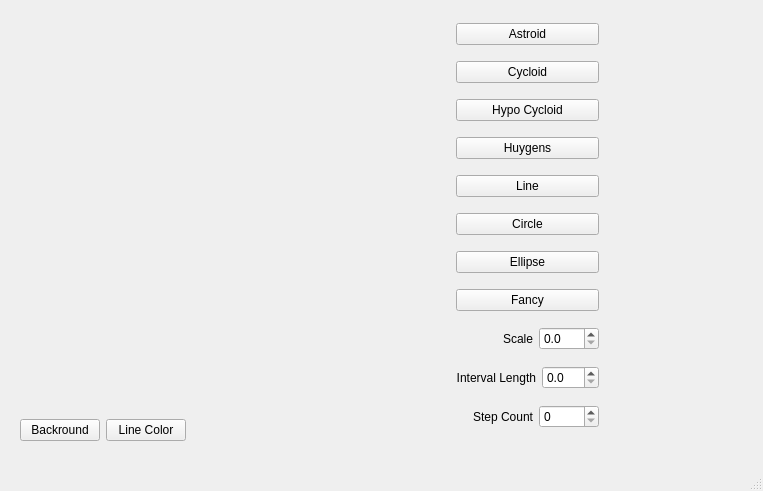
Qt form mainwindow.ui (sra51/QtCurves) before a commit.
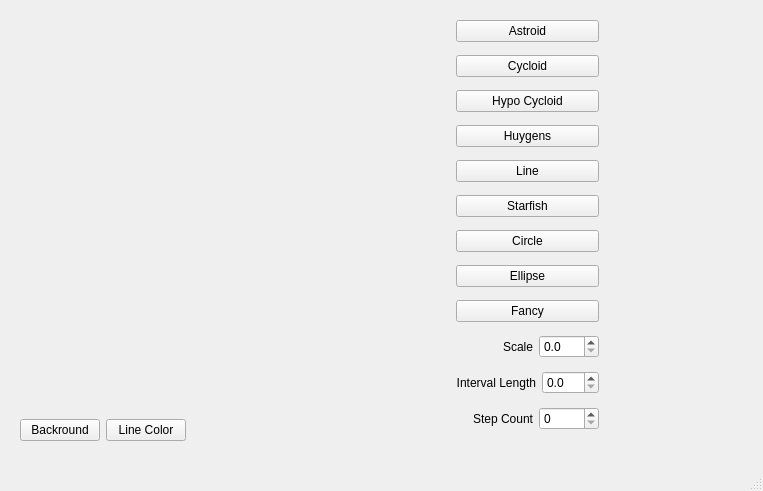
The same form after that commit. Custom widgets are drawn as their Qt base class.

What changed in the file:
```diff
--- a/mainwindow.ui
+++ b/mainwindow.ui
@@ -106,6 +106,13 @@
          </property>
         </widget>
        </item>
+       <item>
+        <widget class="QPushButton" name="btnStarfish">
+         <property name="text">
+          <string>Starfish</string>
+         </property>
+        </widget>
+       </item>
        <item>
         <widget class="QPushButton" name="btnCircle">
          <property name="text">
```
